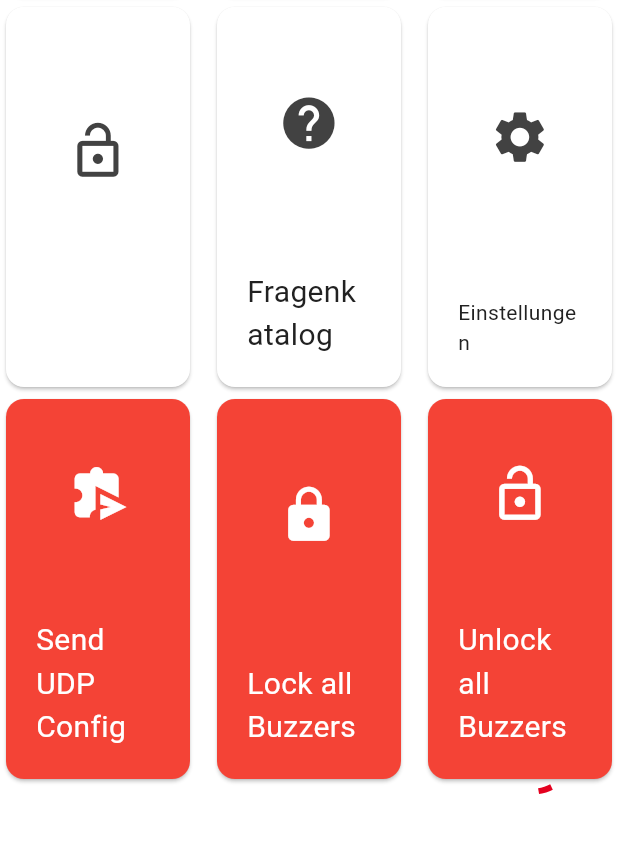
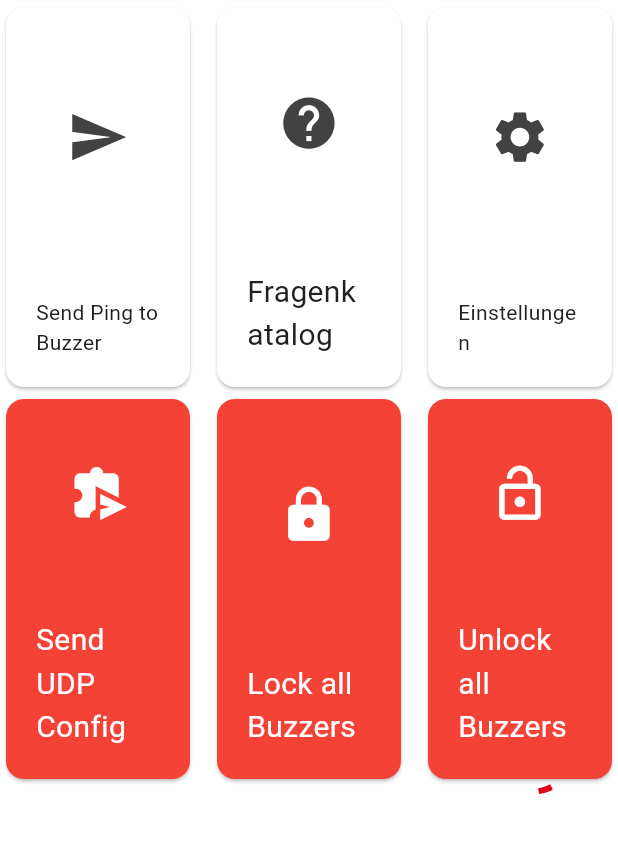
Before and after one commit to jojo-firedev/quizapp, a Flutter app: the screen it shows after launch, on a phone screen of 412 x 824 dp, the part 391-1236 px from its top. Run offline on Flutter 3.47's test engine with Material 3 defaults, Android fonts, the phone set to English and light mode, and no system bars; our stand-ins replace csv; missing offline and left inert: udp.

Commit message:
add ping debug button to home page

```diff
--- a/app/lib/presentation/home/home_page.dart
+++ b/app/lib/presentation/home/home_page.dart
@@ -98,20 +98,20 @@ class _HomePageState extends State<HomePage> {
             ),
             Card(
               child: InkWell(
-                onTap: () => Global.buzzerSocketService!.releaseBuzzer(),
+                onTap: () => buzzerUdpService.sendPing(),
                 child: Center(
                   child: Column(
                     children: [
                       Expanded(
                         child: Icon(
-                          Icons.lock_open,
+                          Icons.send,
                           size: MediaQuery.of(context).size.width / 10,
                         ),
                       ),
                       const Padding(
                         padding: EdgeInsets.all(20.0),
                         child: Text(
-                          '',
+                          'Send Ping to Buzzer',
                         ),
                       ),
                     ],
```
